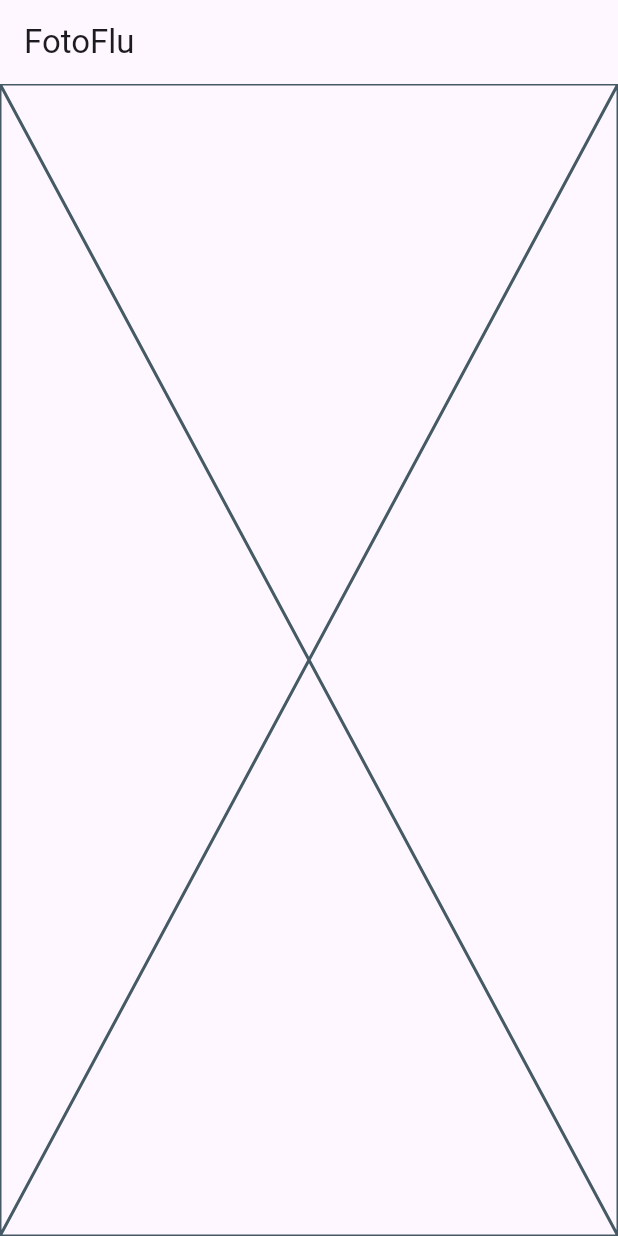
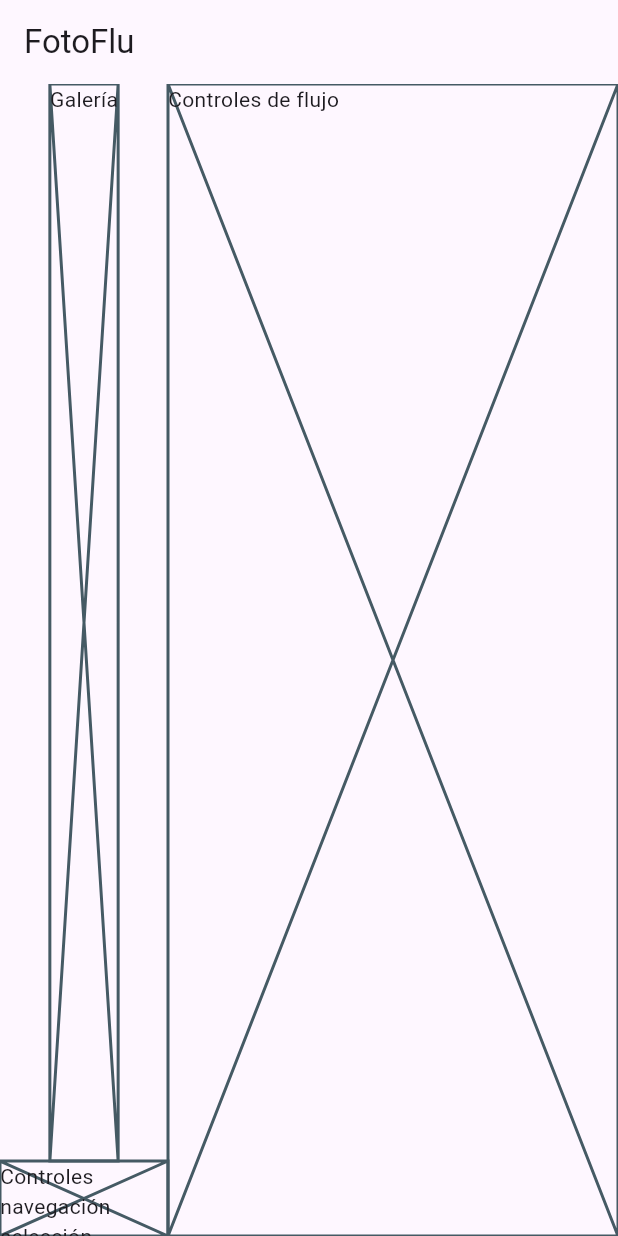
Before and after one commit to benjaminpina/fotoflu, a Flutter app: the screen it shows after launch, on a phone screen of 412 x 824 dp. Run offline on Flutter 3.47's test engine with Material 3 defaults, Android fonts, the phone set to English and light mode, and no system bars; our stand-ins replace get, get_storage.

Commit message:
estructura básica de home page

```diff
--- a/lib/ui/pages/home_page.dart
+++ b/lib/ui/pages/home_page.dart
@@ -9,7 +9,28 @@ class HomePage extends GetView<HomeController> {
   Widget build(BuildContext context) {
     return Scaffold(
       appBar: AppBar(title: const Text('FotoFlu')),
-      body: Placeholder(),
+      body: Row(
+        children: [
+          Expanded(
+            child: Column(
+              children: [
+                Expanded(child: Placeholder(child: const Text('Galería'))),
+                SizedBox(
+                  height: 50,
+                  child: Placeholder(
+                    child: const Text('Controles navegación selección'),
+                  ),
+                ),
+              ],
+            ),
+          ),
+          SizedBox(
+            width: 300,
+            height: double.infinity,
+            child: Placeholder(child: const Text('Controles de flujo')),
+          ),
+        ],
+      ),
     );
   }
 }
```
